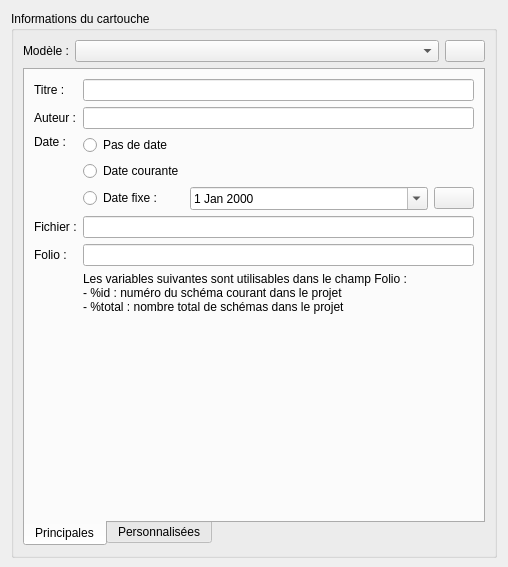
The window that sources/ui/titleblockpropertieswidget.ui (qelectrotech/qelectrotech-source-mirror) describes before a commit, drawn with Qt 5.
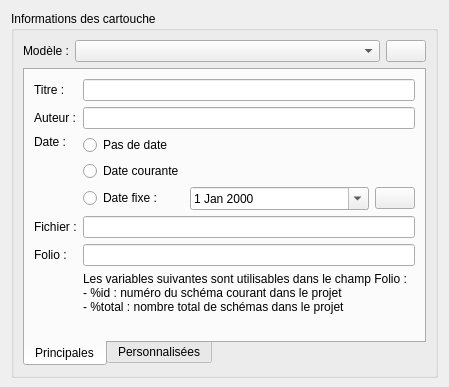
The same window after the commit. Icons and pictures are not drawn.

Commit message: title block properties widget: minor improvement

Diff of the .ui file:
```diff
--- a/sources/ui/titleblockpropertieswidget.ui
+++ b/sources/ui/titleblockpropertieswidget.ui
@@ -6,8 +6,8 @@
    <rect>
     <x>0</x>
     <y>0</y>
-    <width>508</width>
-    <height>567</height>
+    <width>449</width>
+    <height>387</height>
    </rect>
   </property>
   <property name="sizePolicy">
@@ -35,7 +35,7 @@
    <item>
     <widget class="QGroupBox" name="m_tbt_gb">
      <property name="title">
-      <string>Informations du cartouche</string>
+      <string>Informations des cartouche</string>
      </property>
      <property name="checkable">
       <bool>false</bool>
@@ -78,7 +78,7 @@
       <item>
        <widget class="QTabWidget" name="tabWidget">
         <property name="sizePolicy">
-         <sizepolicy hsizetype="Expanding" vsizetype="Expanding">
+         <sizepolicy hsizetype="Preferred" vsizetype="Preferred">
           <horstretch>0</horstretch>
           <verstretch>0</verstretch>
          </sizepolicy>
```
Left out of the diff: 35 changed lines with no effect on the pictures. The commit also changes 3 other files.
